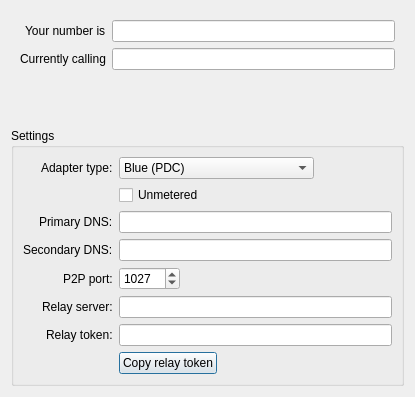
The window that src/platform/qt/MobileAdapterView.ui (zenaror/mgba) describes before a commit, drawn with Qt 5.
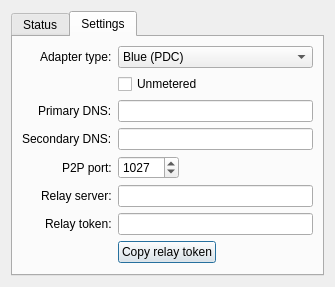
The same window after the commit. The open tabs and pages were chosen to show the change.

Commit message:
Qt: Fuck it, we're doing tabs
I tried the KCollapsibleGroupBox, and while it worked, I just don't like
how it interacts with resizing the window.

The tab view provides a decent alternative that just has a fixed size.
It doesn't matter all that much to me that some of said tabs might be
underfull.

```diff
--- a/src/platform/qt/MobileAdapterView.ui
+++ b/src/platform/qt/MobileAdapterView.ui
@@ -2,21 +2,20 @@
 <ui version="4.0">
  <class>QGBA::MobileAdapterView</class>
  <widget class="QDialog" name="QGBA::MobileAdapterView">
-  <property name="geometry">
-   <rect>
-    <x>0</x>
-    <y>0</y>
-    <width>415</width>
-    <height>397</height>
-   </rect>
-  </property>
   <property name="windowTitle">
    <string>Mobile Game Boy Adapter</string>
   </property>
   <layout class="QVBoxLayout" name="verticalLayout">
    <item>
-    <widget class="QWidget" name="widget" native="true">
-     <layout class="QFormLayout" name="formLayout_2">
+    <widget class="QTabWidget" name="tabWidget">
+     <property name="currentIndex">
+      <number>0</number>
+     </property>
+     <widget class="QWidget" name="statusTab">
+      <attribute name="title">
+       <string>Status</string>
+      </attribute>
+      <layout class="QFormLayout" name="formLayout">
       <property name="fieldGrowthPolicy">
        <enum>QFormLayout::ExpandingFieldsGrow</enum>
       </property>
@@ -53,13 +52,11 @@
       </item>
      </layout>
     </widget>
-   </item>
-   <item>
-    <widget class="QGroupBox" name="settings">
-     <property name="title">
+     <widget class="QWidget" name="settingsTab">
+      <attribute name="title">
       <string>Settings</string>
-     </property>
-     <layout class="QFormLayout" name="formLayout">
+      </attribute>
+      <layout class="QFormLayout" name="formLayout_2">
       <property name="fieldGrowthPolicy">
        <enum>QFormLayout::ExpandingFieldsGrow</enum>
       </property>
@@ -124,6 +121,9 @@
         </property>
        </widget>
       </item>
+       <item row="2" column="1">
+        <widget class="QLineEdit" name="setDns1"/>
+       </item>
       <item row="2" column="0">
        <widget class="QLabel" name="label_setDns1">
         <property name="text">
@@ -131,8 +131,8 @@
         </property>
        </widget>
       </item>
-      <item row="2" column="1">
-       <widget class="QLineEdit" name="setDns1"/>
+       <item row="3" column="1">
+        <widget class="QLineEdit" name="setDns2"/>
       </item>
       <item row="3" column="0">
        <widget class="QLabel" name="label_setDns2">
@@ -141,16 +141,6 @@
         </property>
        </widget>
       </item>
-      <item row="3" column="1">
-       <widget class="QLineEdit" name="setDns2"/>
-      </item>
-      <item row="4" column="0">
-       <widget class="QLabel" name="label_setPort">
-        <property name="text">
-         <string>P2P port:</string>
-        </property>
-       </widget>
-      </item>
       <item row="4" column="1">
        <widget class="QSpinBox" name="setPort">
         <property name="maximum">
@@ -161,6 +151,16 @@
         </property>
        </widget>
       </item>
+       <item row="4" column="0">
+        <widget class="QLabel" name="label_setPort">
+         <property name="text">
+          <string>P2P port:</string>
+         </property>
+        </widget>
+       </item>
+       <item row="5" column="1">
+        <widget class="QLineEdit" name="setRelay"/>
+       </item>
       <item row="5" column="0">
        <widget class="QLabel" name="label_setRelay">
         <property name="text">
@@ -168,16 +168,6 @@
         </property>
        </widget>
       </item>
-      <item row="5" column="1">
-       <widget class="QLineEdit" name="setRelay"/>
-      </item>
-      <item row="6" column="0">
-       <widget class="QLabel" name="label_setToken">
-        <property name="text">
-         <string>Relay token:</string>
-        </property>
-       </widget>
-      </item>
       <item row="6" column="1">
        <widget class="QLineEdit" name="setToken">
         <property name="maxLength">
@@ -188,6 +178,13 @@
         </property>
        </widget>
       </item>
+       <item row="6" column="0">
+        <widget class="QLabel" name="label_setToken">
+         <property name="text">
+          <string>Relay token:</string>
+         </property>
+        </widget>
+       </item>
       <item row="7" column="1">
        <widget class="QPushButton" name="copyToken">
         <property name="text">
@@ -196,6 +193,7 @@
        </widget>
       </item>
      </layout>
+     </widget>
     </widget>
    </item>
   </layout>
```
Lines whose indentation alone changed are shown as unchanged.
